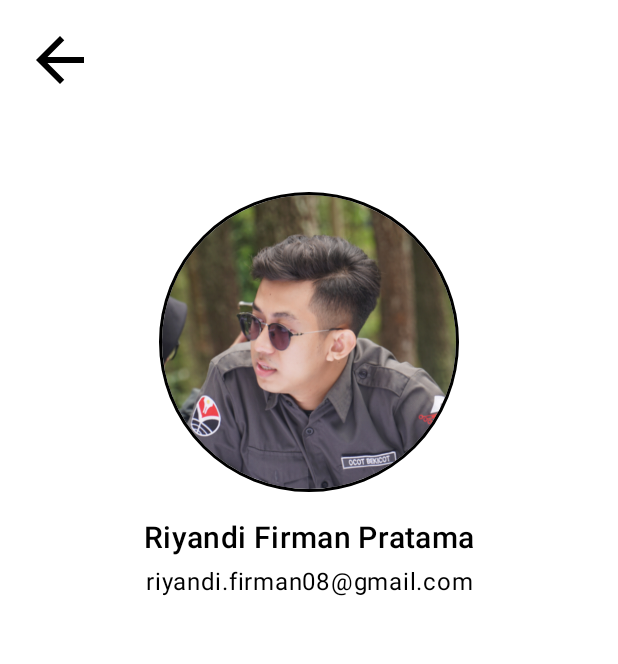
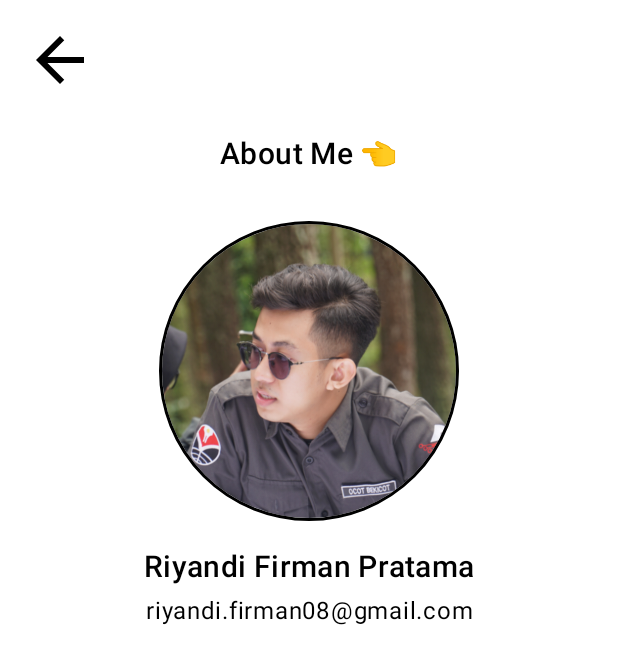
Before and after one commit to riyandifirman/my-valorant-agent-wiki, an Android app: the AboutPageActivity screen opened directly, with no data from a screen before it, on a phone screen of 412 x 824 dp. Shown: the top 664 px of the screen. Run offline under Robolectric (Android 15) with nearby library versions, the phone set to English and light mode, and no system bars; our stand-ins replace CircleImageView; 1 statement that could not run was skipped.

Commit message:
give some little touch

```diff
--- a/app/src/main/res/layout/activity_about_page.xml
+++ b/app/src/main/res/layout/activity_about_page.xml
@@ -22,13 +22,13 @@
         android:id="@+id/iv_profile"
         android:layout_width="200dp"
         android:layout_height="200dp"
-        android:layout_marginTop="64dp"
+        android:layout_marginTop="32dp"
         android:src="@drawable/ic_riyandi"
         app:civ_border_color="#FF000000"
         app:civ_border_width="2dp"
         app:layout_constraintEnd_toEndOf="parent"
         app:layout_constraintStart_toStartOf="parent"
-        app:layout_constraintTop_toBottomOf="@+id/ib_back" />
+        app:layout_constraintTop_toBottomOf="@+id/about_me" />
 
     <TextView
         android:id="@+id/tv_name"
@@ -51,4 +51,15 @@
         app:layout_constraintStart_toStartOf="parent"
         app:layout_constraintTop_toBottomOf="@+id/tv_name" />
 
+    <TextView
+        android:id="@+id/about_me"
+        style="@style/Theme.TextHeadingPrimary"
+        android:layout_width="wrap_content"
+        android:layout_height="wrap_content"
+        android:layout_marginTop="24dp"
+        android:text="@string/about_me"
+        app:layout_constraintEnd_toEndOf="parent"
+        app:layout_constraintStart_toStartOf="parent"
+        app:layout_constraintTop_toBottomOf="@+id/ib_back" />
+
 </androidx.constraintlayout.widget.ConstraintLayout>
--- a/app/src/main/res/values/strings.xml
+++ b/app/src/main/res/values/strings.xml
@@ -11,6 +11,7 @@
     <string name="description">Description</string>
     <string name="jett">Jett</string>
     <string name="share">Share</string>
+    <string name="about_me">About Me &#128072;</string>
 
     <string-array name="data_name">
         <item>Astra</item>
```
Also changed, not shown: app/src/main/java/com/riyandifirman/myvalorantagentwiki/MainActivity.kt (+7 -1 lines), app/src/main/java/com/riyandifirman/myvalorantagentwiki/SplashScreenActivity.kt (+7 -1 lines).
